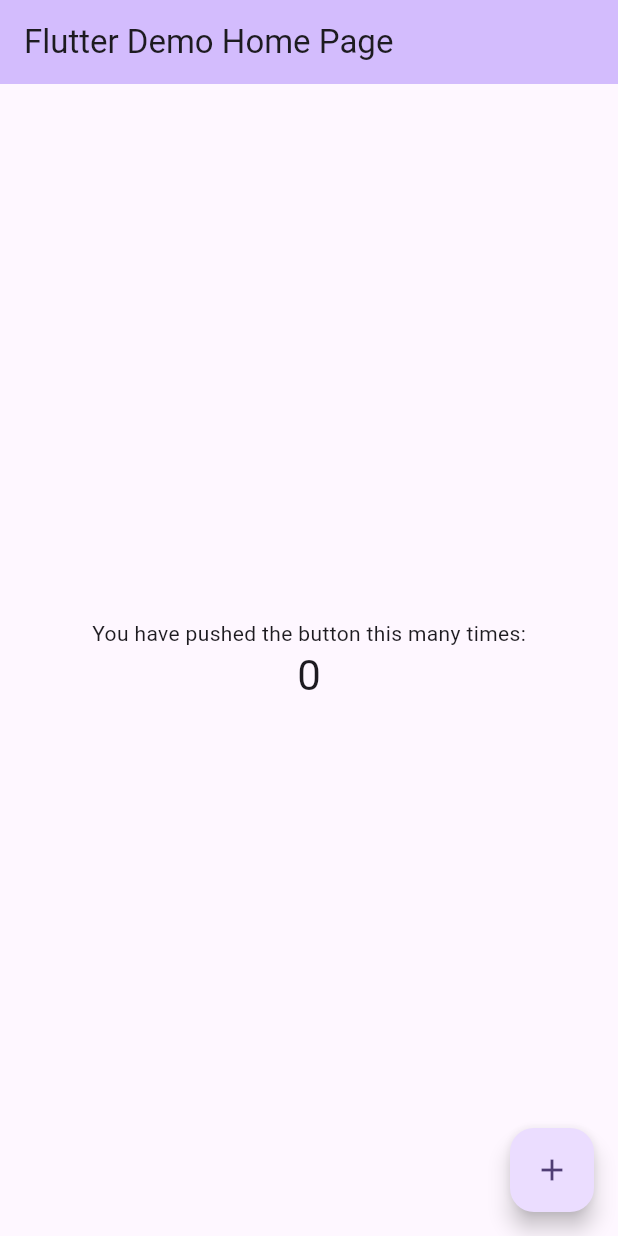
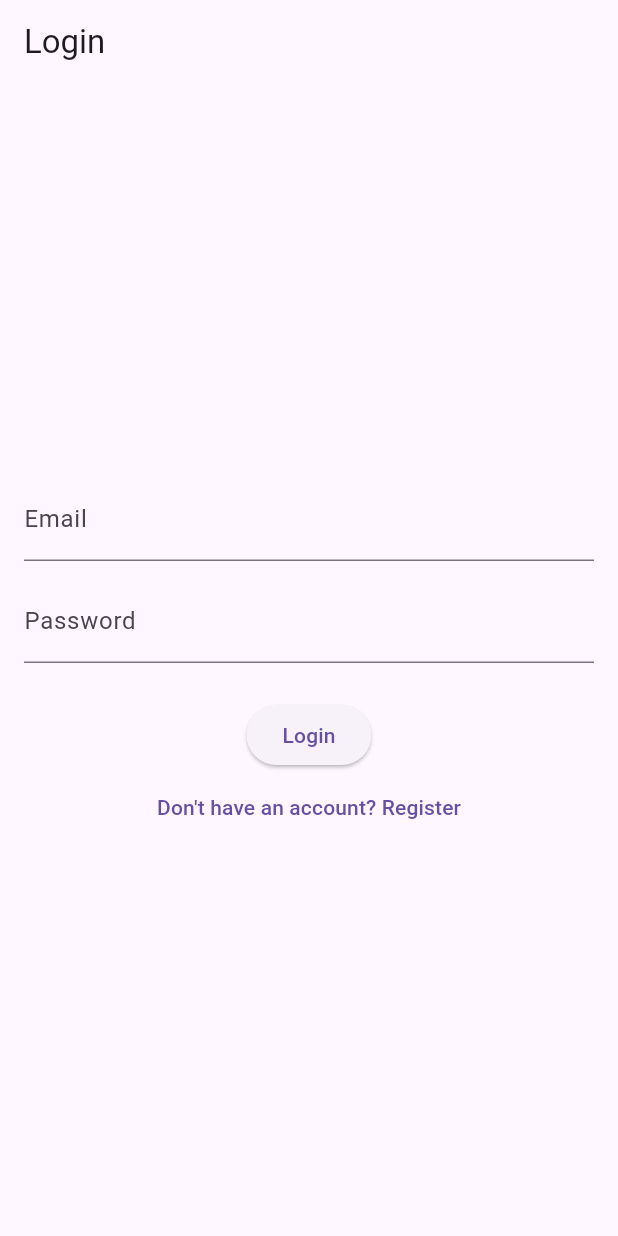
Before and after one commit to BenjaminJeran/dish_dash, a Flutter app: the screen it shows after launch, on a phone screen of 412 x 824 dp. Run offline on Flutter 3.47's test engine with Material 3 defaults, Android fonts, the phone set to English and light mode, and no system bars.

Commit message:
Dodan basic register in login screen

```diff
--- a/lib/main.dart
+++ b/lib/main.dart
@@ -1,4 +1,6 @@
 import 'package:flutter/material.dart';
+import 'pages/auth/login_screen.dart';
+import 'pages/auth/register_screen.dart';
 
 void main() {
   runApp(const MyApp());
@@ -7,116 +9,16 @@
 class MyApp extends StatelessWidget {
   const MyApp({super.key});
 
-  // This widget is the root of your application.
   @override
   Widget build(BuildContext context) {
     return MaterialApp(
-      title: 'Flutter Demo',
-      theme: ThemeData(
-        // This is the theme of your application.
-        //
-        // TRY THIS: Try running your application with "flutter run". You'll see
-        // the application has a purple toolbar. Then, without quitting the app,
-        // try changing the seedColor in the colorScheme below to Colors.green
-        // and then invoke "hot reload" (save your changes or press the "hot
-        // reload" button in a Flutter-supported IDE, or press "r" if you used
-        // the command line to start the app).
-        //
-        // Notice that the counter didn't reset back to zero; the application
-        // state is not lost during the reload. To reset the state, use hot
-        // restart instead.
-        //
-        // This works for code too, not just values: Most code changes can be
-        // tested with just a hot reload.
-        colorScheme: ColorScheme.fromSeed(seedColor: Colors.deepPurple),
-      ),
-      home: const MyHomePage(title: 'Flutter Demo Home Page'),
+      title: 'Recipe App',
+      theme: ThemeData(primarySwatch: Colors.green),
+      initialRoute: '/login',
+      routes: {
+        '/login': (context) => const LoginScreen(),
+        '/register': (context) => const RegisterScreen(),
+      },
     );
   }
 }
-
-class MyHomePage extends StatefulWidget {
-  const MyHomePage({super.key, required this.title});
-
-  // This widget is the home page of your application. It is stateful, meaning
-  // that it has a State object (defined below) that contains fields that affect
-  // how it looks.
-
-  // This class is the configuration for the state. It holds the values (in this
-  // case the title) provided by the parent (in this case the App widget) and
-  // used by the build method of the State. Fields in a Widget subclass are
-  // always marked "final".
-
-  final String title;
-
-  @override
-  State<MyHomePage> createState() => _MyHomePageState();
-}
-
-class _MyHomePageState extends State<MyHomePage> {
-  int _counter = 0;
-
-  void _incrementCounter() {
-    setState(() {
-      // This call to setState tells the Flutter framework that something has
-      // changed in this State, which causes it to rerun the build method below
-      // so that the display can reflect the updated values. If we changed
-      // _counter without calling setState(), then the build method would not be
-      // called again, and so nothing would appear to happen.
-      _counter++;
-    });
-  }
-
-  @override
-  Widget build(BuildContext context) {
-    // This method is rerun every time setState is called, for instance as done
-    // by the _incrementCounter method above.
-    //
-    // The Flutter framework has been optimized to make rerunning build methods
-    // fast, so that you can just rebuild anything that needs updating rather
-    // than having to individually change instances of widgets.
-    return Scaffold(
-      appBar: AppBar(
-        // TRY THIS: Try changing the color here to a specific color (to
-        // Colors.amber, perhaps?) and trigger a hot reload to see the AppBar
-        // change color while the other colors stay the same.
-        backgroundColor: Theme.of(context).colorScheme.inversePrimary,
-        // Here we take the value from the MyHomePage object that was created by
-        // the App.build method, and use it to set our appbar title.
-        title: Text(widget.title),
-      ),
-      body: Center(
-        // Center is a layout widget. It takes a single child and positions it
-        // in the middle of the parent.
-        child: Column(
-          // Column is also a layout widget. It takes a list of children and
-          // arranges them vertically. By default, it sizes itself to fit its
-          // children horizontally, and tries to be as tall as its parent.
-          //
-          // Column has various properties to control how it sizes itself and
-          // how it positions its children. Here we use mainAxisAlignment to
-          // center the children vertically; the main axis here is the vertical
-          // axis because Columns are vertical (the cross axis would be
-          // horizontal).
-          //
-          // TRY THIS: Invoke "debug painting" (choose the "Toggle Debug Paint"
-          // action in the IDE, or press "p" in the console), to see the
-          // wireframe for each widget.
-          mainAxisAlignment: MainAxisAlignment.center,
-          children: <Widget>[
-            const Text('You have pushed the button this many times:'),
-            Text(
-              '$_counter',
-              style: Theme.of(context).textTheme.headlineMedium,
-            ),
-          ],
-        ),
-      ),
-      floatingActionButton: FloatingActionButton(
-        onPressed: _incrementCounter,
-        tooltip: 'Increment',
-        child: const Icon(Icons.add),
-      ), // This trailing comma makes auto-formatting nicer for build methods.
-    );
-  }
-}
--- a/lib/pages/auth/login_screen.dart
+++ b/lib/pages/auth/login_screen.dart
@@ -0,0 +1,41 @@
+import 'package:flutter/material.dart';
+
+class LoginScreen extends StatelessWidget {
+  const LoginScreen({super.key});
+
+  @override
+  Widget build(BuildContext context) {
+    return Scaffold(
+      appBar: AppBar(title: const Text('Login')),
+      body: Padding(
+        padding: const EdgeInsets.all(16.0),
+        child: Column(
+          mainAxisAlignment: MainAxisAlignment.center,
+          children: [
+            TextFormField(
+              decoration: const InputDecoration(labelText: 'Email'),
+            ),
+            const SizedBox(height: 12),
+            TextFormField(
+              decoration: const InputDecoration(labelText: 'Password'),
+              obscureText: true,
+            ),
+            const SizedBox(height: 24),
+            ElevatedButton(
+              onPressed: () {
+                // Add login logic here
+              },
+              child: const Text('Login'),
+            ),
+            TextButton(
+              onPressed: () {
+                Navigator.pushNamed(context, '/register');
+              },
+              child: const Text("Don't have an account? Register"),
+            ),
+          ],
+        ),
+      ),
+    );
+  }
+}
```
Also changed, not shown: lib/pages/auth/register_screen.dart (+40 -0 lines).
